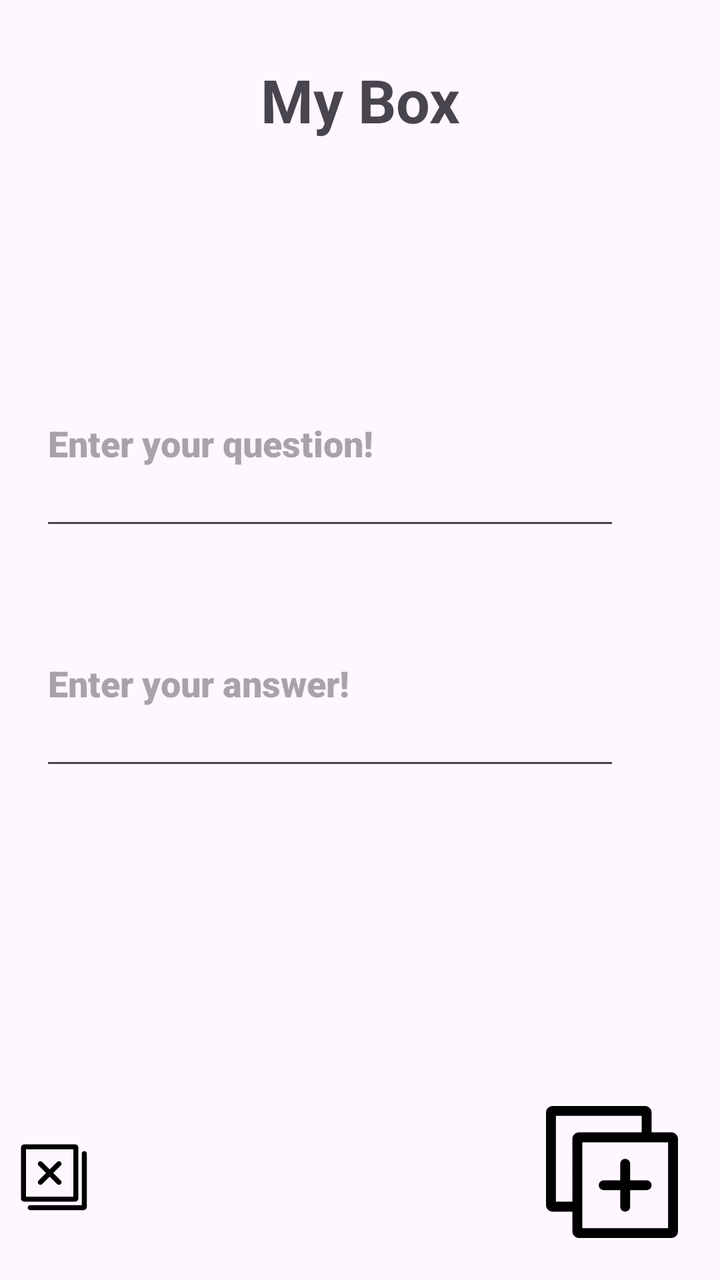
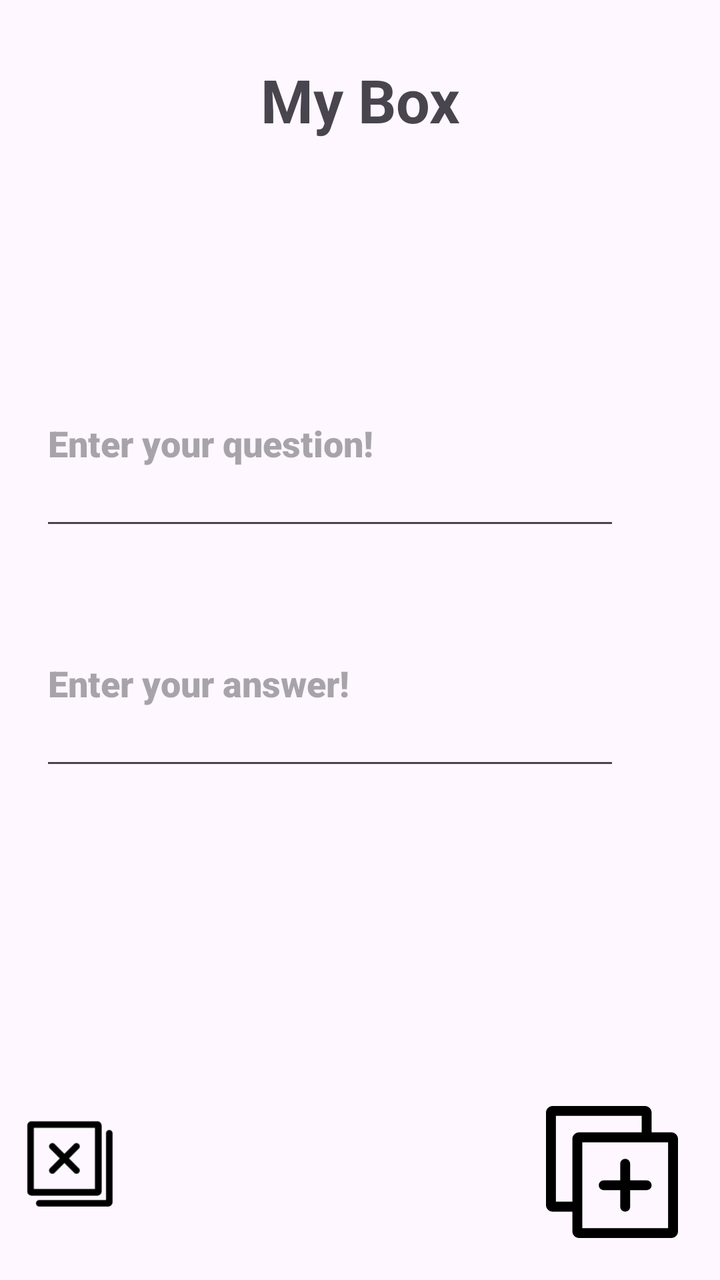

Two renders of the same Android screen: before a commit and after it. Below are the layout's source before the change and the commit's diff.
<!-- AndroidManifest.xml: application theme Theme.MySandBox -->
<!-- res/layout/activity_main2.xml -->
<?xml version="1.0" encoding="utf-8"?>
<RelativeLayout xmlns:android="http://schemas.android.com/apk/res/android"
    xmlns:app="http://schemas.android.com/apk/res-auto"
    xmlns:tools="http://schemas.android.com/tools"
    android:id="@+id/main"
    android:layout_width="match_parent"
    android:layout_height="match_parent"
    tools:context=".MainActivity2">


    <TextView
        android:id="@+id/title"
        android:layout_width="match_parent"
        android:layout_height="100dp"
        android:text="My Box"
        android:gravity="center"
        android:textStyle="bold"
        android:textSize="30sp" />

    <EditText
        android:id="@+id/SandAdd_question"
        android:layout_below="@+id/title"
        android:layout_width="match_parent"
        android:layout_height="100dp"
        android:layout_marginTop="70dp"
        android:layout_marginRight="50dp"
        android:layout_marginLeft="20dp"
        android:fontFamily="sans-serif-black"
        android:textStyle="bold"
        android:hint="Enter your question!"
        android:inputType="text"
        android:ems="10"/>

    <EditText
        android:id="@+id/SandAdd_answer"
        android:layout_below="@+id/SandAdd_question"
        android:layout_width="match_parent"
        android:layout_height="100dp"
        android:ems="10"
        android:layout_marginTop="20dp"
        android:layout_marginRight="50dp"
        android:layout_marginLeft="20dp"
        android:fontFamily="sans-serif-black"
        android:textStyle="bold"
        android:hint="Enter your answer!"
        android:inputType="text" />

    <ImageView
        android:id="@+id/SandClosedImage1"
        android:layout_width="119dp"
        android:layout_height="wrap_content"
        android:layout_alignParentEnd="true"
        android:layout_alignParentBottom="true"
        android:layout_marginEnd="306dp"
        android:layout_marginBottom="-3dp"
        app:srcCompat="@drawable/closed_icon_foreground" />

    <ImageView
        android:id="@+id/SandAddImage"
        android:layout_width="wrap_content"
        android:layout_height="wrap_content"
        android:layout_alignParentEnd="true"
        android:layout_alignParentBottom="true"
        app:srcCompat="@drawable/add_icon_foreground" />



</RelativeLayout>
<!-- resources referenced by this layout -->
<resources>
  <!-- drawable add_icon_foreground (drawable) -->
  <vector xmlns:android="http://schemas.android.com/apk/res/android"
      android:width="108dp"
      android:height="108dp"
      android:viewportWidth="24"
      android:viewportHeight="24">
    <group android:scaleX="0.73333335"
        android:scaleY="0.73333335"
        android:translateX="3.2"
        android:translateY="3.2">
      <path
          android:fillColor="#FF000000"
          android:pathData="m6,18h-3c-0.48,0 -1,-0.379 -1,-1v-14c0,-0.481 0.38,-1 1,-1h14c0.621,0 1,0.522 1,1v3h3c0.621,0 1,0.522 1,1v14c0,0.621 -0.522,1 -1,1h-14c-0.48,0 -1,-0.379 -1,-1zM7.5,7.5v13h13v-13zM13.25,13.25h-2.5c-0.414,0 -0.75,0.336 -0.75,0.75s0.336,0.75 0.75,0.75h2.5v2.5c0,0.414 0.336,0.75 0.75,0.75s0.75,-0.336 0.75,-0.75v-2.5h2.5c0.414,0 0.75,-0.336 0.75,-0.75s-0.336,-0.75 -0.75,-0.75h-2.5v-2.5c0,-0.414 -0.336,-0.75 -0.75,-0.75s-0.75,0.336 -0.75,0.75zM16.5,6v-2.5h-13v13h2.5v-9.5c0,-0.481 0.38,-1 1,-1z"
          android:strokeLineJoin="round"
          android:fillType="nonZero"/>
    </group>
  </vector>
  <!-- drawable closed_icon_foreground (drawable) -->
  <vector xmlns:android="http://schemas.android.com/apk/res/android"
      android:width="108dp"
      android:height="108dp"
      android:viewportWidth="24"
      android:viewportHeight="24">
    <group android:scaleX="0.75"
        android:scaleY="0.75"
        android:translateX="3.1666667"
        android:translateY="3.1666667">
      <path
          android:fillColor="#FF000000"
          android:pathData="m20,20h-15.25c-0.414,0 -0.75,0.336 -0.75,0.75s0.336,0.75 0.75,0.75h15.75c0.53,0 1,-0.47 1,-1v-15.75c0,-0.414 -0.336,-0.75 -0.75,-0.75s-0.75,0.336 -0.75,0.75zM19,3c0,-0.478 -0.379,-1 -1,-1h-15c-0.62,0 -1,0.519 -1,1v15c0,0.621 0.52,1 1,1h15c0.478,0 1,-0.379 1,-1zM3.5,3.5h14v14h-14zM10.5,9.437 L12.719,7.217c0.146,-0.146 0.339,-0.219 0.531,-0.219 0.404,0 0.75,0.325 0.75,0.75 0,0.193 -0.073,0.384 -0.219,0.531l-2.22,2.22 2.222,2.222c0.147,0.147 0.22,0.339 0.22,0.53 0,0.427 -0.349,0.751 -0.75,0.751 -0.192,0 -0.384,-0.073 -0.53,-0.219l-2.223,-2.223 -2.223,2.223c-0.146,0.146 -0.338,0.219 -0.53,0.219 -0.401,0 -0.75,-0.324 -0.75,-0.751 0,-0.191 0.073,-0.383 0.22,-0.53l2.222,-2.222 -2.22,-2.22c-0.146,-0.147 -0.219,-0.338 -0.219,-0.531 0,-0.425 0.346,-0.75 0.75,-0.75 0.192,0 0.385,0.073 0.531,0.219z"
          android:strokeLineJoin="round"
          android:fillType="nonZero"/>
    </group>
  </vector>
  <style name="Theme.MySandBox" parent="Base.Theme.MySandBox" />
  <style name="Base.Theme.MySandBox" parent="Theme.Material3.DayNight.NoActionBar">
          
          
      </style>
</resources>

<!-- the commit's change to res/layout/activity_main2.xml (unified diff, before → after) -->
@@ -51,8 +51,8 @@
         android:layout_height="wrap_content"
         android:layout_alignParentEnd="true"
         android:layout_alignParentBottom="true"
-        android:layout_marginEnd="306dp"
-        android:layout_marginBottom="-3dp"
+        android:layout_marginEnd="290dp"
+        android:layout_marginBottom="4dp"
         app:srcCompat="@drawable/closed_icon_foreground" />
 
     <ImageView
